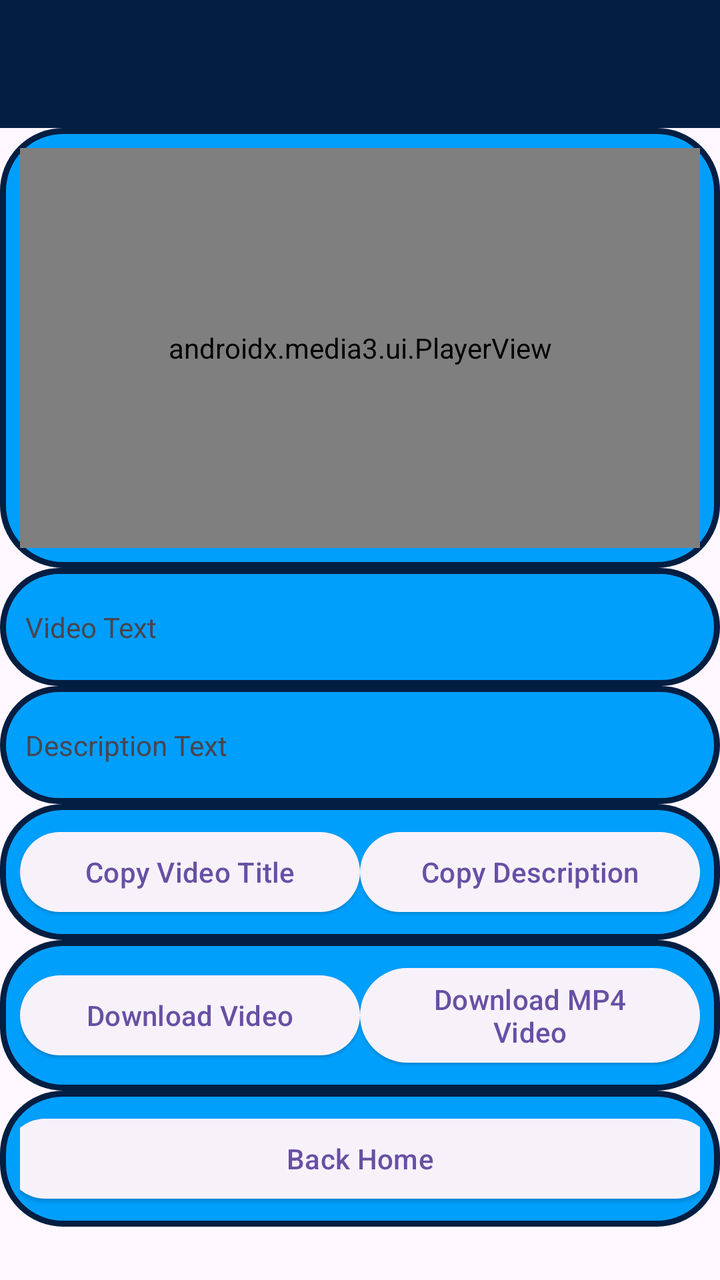
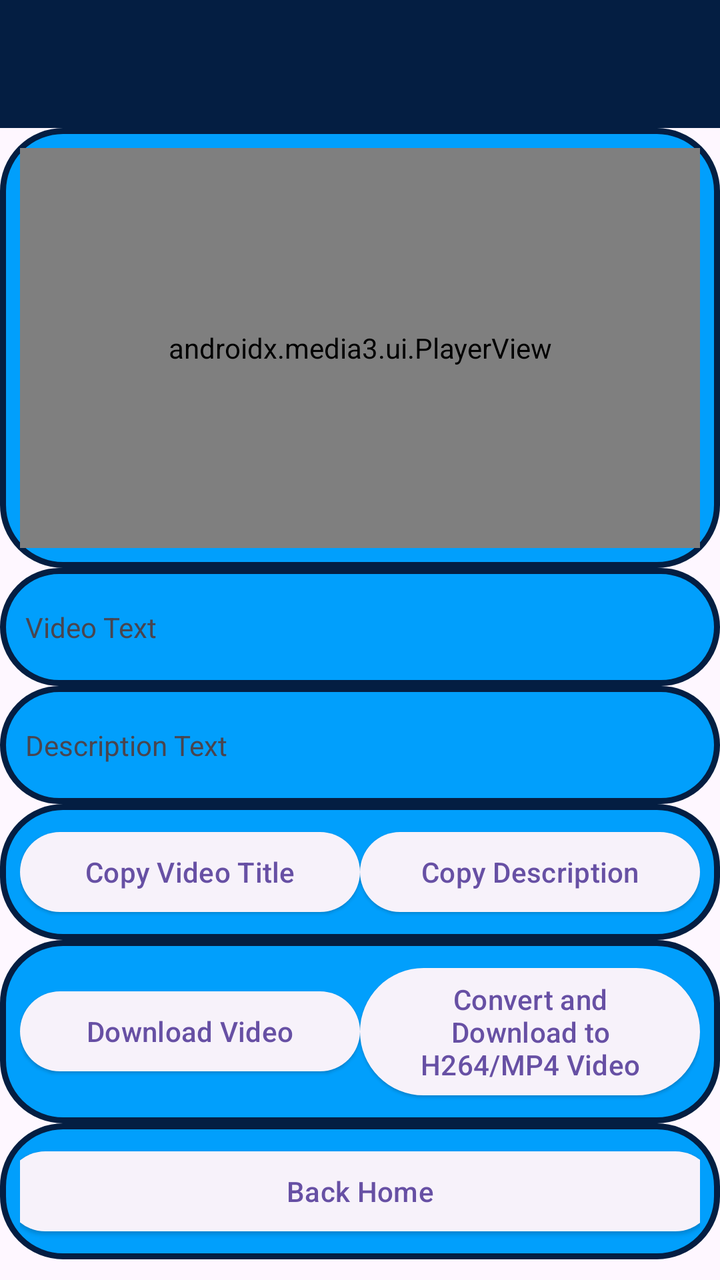

Compare the two renders of this Android layout. The source of the first and the diff that turns it into the second are given below.
<!-- AndroidManifest.xml: application theme Theme.MLBDownloaderVideos -->
<!-- res/layout/download_activity.xml -->
<?xml version="1.0" encoding="utf-8"?>
<androidx.constraintlayout.widget.ConstraintLayout xmlns:android="http://schemas.android.com/apk/res/android"
    xmlns:tools="http://schemas.android.com/tools"
    android:layout_width="match_parent"
    android:layout_height="match_parent"
    xmlns:app="http://schemas.android.com/apk/res-auto">

    <TableLayout
        android:layout_width="match_parent"
        android:layout_height="wrap_content"
        android:layout_marginTop="20dp">

    <androidx.appcompat.widget.Toolbar
    android:id="@+id/my_toolbar"
    android:layout_width="match_parent"
    android:layout_height="?attr/actionBarSize"
    android:background="#041E42"
    android:color="#041E42"
    android:elevation="4dp"/>

    <TableRow
        android:layout_width="match_parent"
        android:layout_height="wrap_content"
        android:background="@drawable/border"
        android:gravity="center"
        android:padding="10dp">

        <androidx.media3.ui.PlayerView
            android:id="@+id/videoId"
            android:layout_width="300dp"
            android:layout_height="200dp"
            app:layout_constraintBottom_toBottomOf="parent"
            app:layout_constraintEnd_toEndOf="parent"
            app:layout_constraintStart_toStartOf="parent"
            app:layout_constraintTop_toTopOf="parent" />

    </TableRow>

        <TableRow
            android:layout_width="match_parent"
            android:layout_height="57dp"
            android:background="@drawable/border"
            android:gravity="center"
            android:padding="10dp">


            <TextView
                android:id="@+id/nameTextId"
                android:layout_width="wrap_content"
                android:layout_height="wrap_content"
                android:ellipsize="marquee"
                android:lines="2"
                android:padding="10dp"
                android:singleLine="true"
                android:text="Video Text" />

            

         </TableRow>

         <TableRow
             android:layout_width="match_parent"
             android:layout_height="57dp"
             android:background="@drawable/border"
             android:gravity="center"
             android:padding="10dp">


             <TextView
                 android:id="@+id/descriptionTextId"
                 android:layout_width="355dp"
                 android:layout_height="wrap_content"
                 android:ellipsize="marquee"
                 android:lines="2"
                 android:padding="10dp"
                 android:singleLine="true"
                 android:text="Description Text" />

            

        </TableRow>

        <TableRow
            android:layout_width="match_parent"
            android:layout_height="wrap_content"
            android:background="@drawable/border"
            android:gravity="center"
            android:padding="10dp">

            <Button
                style="@style/Widget.Material3.Button.ElevatedButton"
                android:id="@+id/copyVideoTextButton"
                android:layout_width="0dp"
                android:layout_height="wrap_content"
                android:text="Copy Video Title"
                android:layout_weight="1"
                android:src="@drawable/ic_content_copy"
                android:onClick="onCopyVideoText" />

            <Button
                style="@style/Widget.Material3.Button.ElevatedButton"
                android:id="@+id/copyTextButton"
                android:layout_width="0dp"
                android:layout_height="wrap_content"
                android:layout_weight="1"
                android:text="Copy Description"
                android:src="@drawable/ic_content_copy"
                android:onClick="onCopyDescription" />

        </TableRow>

            

    <TableRow
        android:layout_width="match_parent"
        android:layout_height="wrap_content"
        android:background="@drawable/border"
        android:gravity="center"
        android:padding="10dp">

    <Button
            style="@style/Widget.Material3.Button.ElevatedButton"
            android:id="@+id/DownloadButton"
            android:layout_width="0dp"
            android:layout_height="wrap_content"
        android:layout_weight="1"
            android:text="Download Video"
            android:onClick="DownloadButton" />

        <Button
            style="@style/Widget.Material3.Button.ElevatedButton"
            android:id="@+id/DownloadMP4Button"
            android:layout_width="0dp"
            android:layout_height="wrap_content"
            android:text="Download MP4 Video"
            android:layout_weight="1"
            android:src="@drawable/ic_content_copy"
            android:onClick="DownloadMP4Button" />

        </TableRow>
    <TableRow
        android:layout_width="match_parent"
        android:layout_height="wrap_content"
        android:background="@drawable/border"
        android:gravity="center"
        android:padding="10dp">
        
        <Button
            style="@style/Widget.Material3.Button.ElevatedButton"
            android:id="@+id/BackButton"
            android:layout_width="wrap_content"
            android:layout_height="wrap_content"
            android:text="Back Home"
            android:onClick="BackHomeButton" />
    </TableRow> 
     <TableRow
        android:layout_width="match_parent"
        android:layout_height="wrap_content"
        android:background="@drawable/border"
        android:gravity="center"
        android:visibility="invisible"
        android:padding="10dp">

        <TextView
            android:id="@+id/linkTextId"
            android:layout_width="wrap_content"
            android:layout_height="wrap_content"
            android:visibility="invisible"
            android:text="" />

    </TableRow>
    </TableLayout>

</androidx.constraintlayout.widget.ConstraintLayout>
<!-- resources referenced by this layout -->
<resources>
  <!-- drawable border (drawable) -->
  <?xml version="1.0" encoding="utf-8"?>
  <shape xmlns:android="http://schemas.android.com/apk/res/android">
      <solid android:color="#019ffc"></solid>
      <stroke android:width="3dp" android:color="#041E42"/>
      <corners android:radius="30dp"/>
  </shape>
  <!-- drawable ic_content_copy: png bitmap (drawable, 8940 bytes) -->
  <style name="Theme.MLBDownloaderVideos" parent="Base.Theme.MLBDownloaderVideos" />
  <style name="Base.Theme.MLBDownloaderVideos" parent="Theme.Material3.DayNight.NoActionBar">
          
          
      </style>
</resources>

<!-- the commit's change to res/layout/download_activity.xml (unified diff, before → after) -->
@@ -4,6 +4,15 @@
     android:layout_width="match_parent"
     android:layout_height="match_parent"
     xmlns:app="http://schemas.android.com/apk/res-auto">
+
+    <ProgressBar
+        android:id="@+id/video_progress_bar"
+        style="?android:attr/progressBarStyleHorizontal"
+        android:layout_width="match_parent"
+        android:layout_height="wrap_content"
+        android:max="100"
+        android:progress="0"
+        android:visibility="gone" />
 
     <TableLayout
         android:layout_width="match_parent"
@@ -132,7 +141,7 @@
             android:id="@+id/DownloadMP4Button"
             android:layout_width="0dp"
             android:layout_height="wrap_content"
-            android:text="Download MP4 Video"
+            android:text="Convert and Download to H264/MP4 Video"
             android:layout_weight="1"
             android:src="@drawable/ic_content_copy"
             android:onClick="DownloadMP4Button" />
